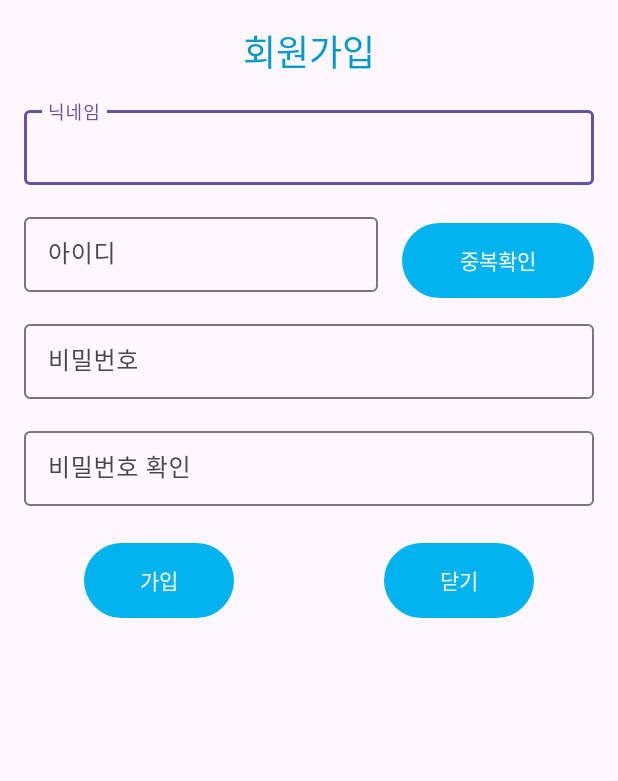
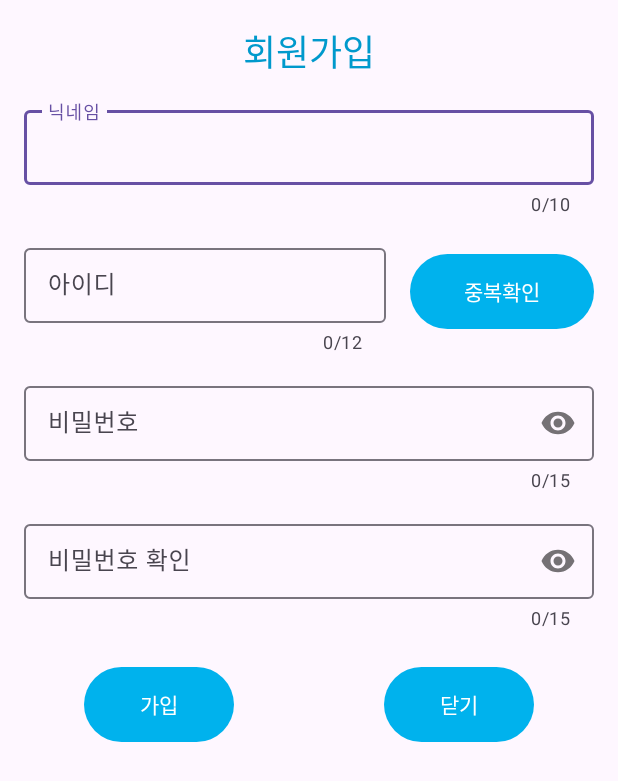
Before and after one commit to cho-stone/Betting-promise, an Android app: the signup_page screen opened directly, with no data from a screen before it, on a phone screen of 412 x 824 dp. Shown: the top 781 px of the screen. Run offline under Robolectric (Android 15) with nearby library versions, the phone set to English and light mode, and no system bars.

Commit message:
add login active

```diff
--- a/app/src/main/res/layout/activity_main.xml
+++ b/app/src/main/res/layout/activity_main.xml
@@ -35,12 +35,14 @@
     <com.google.android.material.textfield.TextInputLayout
         android:layout_width="match_parent"
         android:layout_height="wrap_content"
+        app:passwordToggleEnabled="true"
         android:layout_marginBottom="16dp">
 
         <com.google.android.material.textfield.TextInputEditText
             android:layout_width="match_parent"
             android:layout_height="50dp"
-            android:hint="비밀번호">
+            android:hint="비밀번호"
+            android:inputType="textPassword">
 
         </com.google.android.material.textfield.TextInputEditText>
     </com.google.android.material.textfield.TextInputLayout>
--- a/app/src/main/res/layout/activity_signup_page.xml
+++ b/app/src/main/res/layout/activity_signup_page.xml
@@ -22,12 +22,15 @@
     <com.google.android.material.textfield.TextInputLayout
         android:layout_width="match_parent"
         android:layout_height="wrap_content"
-        android:layout_marginBottom="16dp">
+        android:layout_marginBottom="16dp"
+        app:counterEnabled="true"
+        app:counterMaxLength="10">
 
         <com.google.android.material.textfield.TextInputEditText
             android:layout_width="match_parent"
             android:layout_height="50dp"
-            android:hint="닉네임">
+            android:hint="닉네임"
+            android:maxLength="10">
 
         </com.google.android.material.textfield.TextInputEditText>
     </com.google.android.material.textfield.TextInputLayout>
@@ -41,6 +44,8 @@
         <com.google.android.material.textfield.TextInputLayout
             android:layout_width="wrap_content"
             android:layout_height="wrap_content"
+            app:counterEnabled="true"
+            app:counterMaxLength="12"
             android:layout_marginRight="16dp"
             android:layout_marginBottom="16dp"
             android:layout_weight="7">
@@ -48,7 +53,8 @@
             <com.google.android.material.textfield.TextInputEditText
                 android:layout_width="match_parent"
                 android:layout_height="50dp"
-                android:hint="아이디">
+                android:hint="아이디"
+                android:maxLength="12">
 
             </com.google.android.material.textfield.TextInputEditText>
         </com.google.android.material.textfield.TextInputLayout>
@@ -69,12 +75,17 @@
     <com.google.android.material.textfield.TextInputLayout
         android:layout_width="match_parent"
         android:layout_height="wrap_content"
-        android:layout_marginBottom="16dp">
+        app:passwordToggleEnabled="true"
+        android:layout_marginBottom="16dp"
+        app:counterEnabled="true"
+        app:counterMaxLength="15">
 
         <com.google.android.material.textfield.TextInputEditText
             android:layout_width="match_parent"
             android:layout_height="50dp"
-            android:hint="비밀번호">
+            android:inputType="textPassword"
+            android:hint="비밀번호"
+            android:maxLength="15">
 
         </com.google.android.material.textfield.TextInputEditText>
     </com.google.android.material.textfield.TextInputLayout>
@@ -82,12 +93,17 @@
     <com.google.android.material.textfield.TextInputLayout
         android:layout_width="match_parent"
         android:layout_height="wrap_content"
-        android:layout_marginBottom="16dp">
+        android:layout_marginBottom="16dp"
+        app:passwordToggleEnabled="true"
+        app:counterEnabled="true"
+        app:counterMaxLength="15">
 
         <com.google.android.material.textfield.TextInputEditText
             android:layout_width="match_parent"
             android:layout_height="50dp"
-            android:hint="비밀번호 확인">
+            android:inputType="textPassword"
+            android:hint="비밀번호 확인"
+            android:maxLength="15">
 
         </com.google.android.material.textfield.TextInputEditText>
     </com.google.android.material.textfield.TextInputLayout>
```
